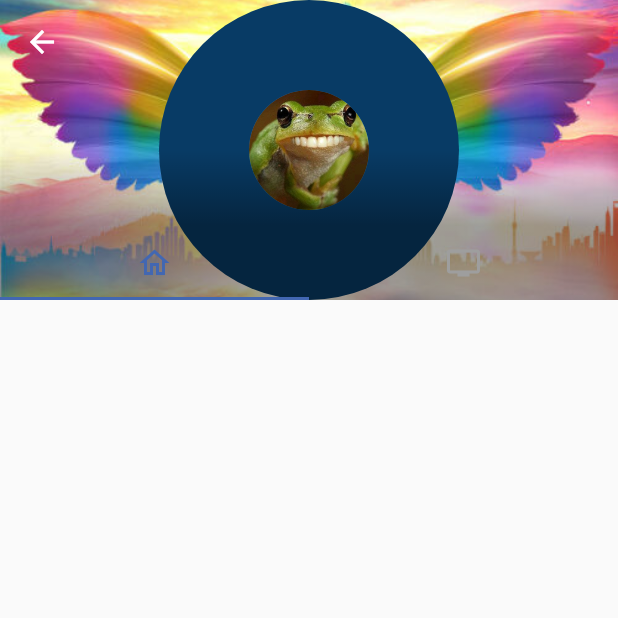
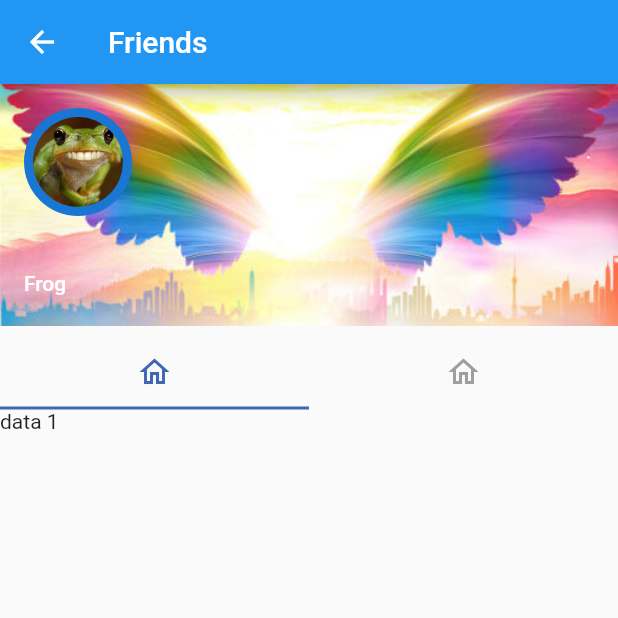
Before and after one commit to Hungho9286/doan, a Flutter app: the screen it shows after launch, item 4 of the bottom bar chosen, on a phone screen of 412 x 824 dp, the top half of it. Run offline on Flutter 3.47's test engine with Material 2 defaults, Android fonts, the phone set to English and light mode, and no system bars; our stand-ins replace iconsax.

Commit message:
22/10/2002

```diff
--- a/lib/friend_details.dart
+++ b/lib/friend_details.dart
@@ -139,47 +139,29 @@
       length: 2,
       initialIndex: 1,
       child: Scaffold(
-        body: CustomScrollView(
-          physics: const BouncingScrollPhysics(
-              parent: AlwaysScrollableScrollPhysics()),
-          slivers: <Widget>[
-            SliverAppBar(
-              stretch: true,
-              onStretchTrigger: () {
-                // Function callback for stretch
-                return Future<void>.value();
-              },
-              expandedHeight: 200.0,
-              flexibleSpace: FlexibleSpaceBar(
-                stretchModes: const <StretchMode>[
-                  StretchMode.zoomBackground,
-                  StretchMode.blurBackground,
-                  StretchMode.fadeTitle,
-                ],
-                background: Stack(
-                  fit: StackFit.expand,
+        appBar: AppBar(
+          title: Text('Friends'),
+        ),
+        body: Column(
           children: [
-                    Image.asset(
-                      'images/profilebg.jpg',
+            UserAccountsDrawerHeader(
+              decoration: BoxDecoration(
+                image: DecorationImage(
+                  image: AssetImage('images/profilebg.jpg'),
                   fit: BoxFit.cover,
                 ),
-                    _avtSection,
-                    const DecoratedBox(
-                      decoration: BoxDecoration(
-                        gradient: LinearGradient(
-                          begin: Alignment(0.0, 0.5),
-                          end: Alignment.center,
-                          colors: <Color>[
-                            Color(0x60000000),
-                            Color(0x00000000),
-                          ],
               ),
+              currentAccountPicture: CircleAvatar(
+                child: CircleAvatar(
+                    radius: 30,
+                    backgroundImage: AssetImage(
+                      'images/frog.jpeg',
+                    )),
               ),
+              accountName: Text('Frog'),
+              accountEmail: null,
             ),
-                  ],
-                ),
-              ),
-              bottom: TabBar(
+            TabBar(
               indicatorColor: Color(4282542002),
               unselectedLabelColor: Colors.grey,
               controller: _controller,
@@ -192,19 +174,23 @@
                 ),
                 Tab(
                   child: Utils.IconWithColor(
-                      Icons.tv,
+                    Icons.home_outlined,
                     _controller.index == 1 ? Color(4282542002) : Colors.grey,
                   ),
                 ),
               ],
             ),
-            ),
-            TabBarView(
+            Expanded(
+              flex: 2,
+              child: Container(
+                child: TabBarView(
                   controller: _controller,
                   children: [
-                Text('data1'),
+                    Text('data 1'),
                     Text('data 2'),
                   ],
+                ),
+              ),
             ),
           ],
         ),
```
Lines whose indentation alone changed are shown as unchanged.
